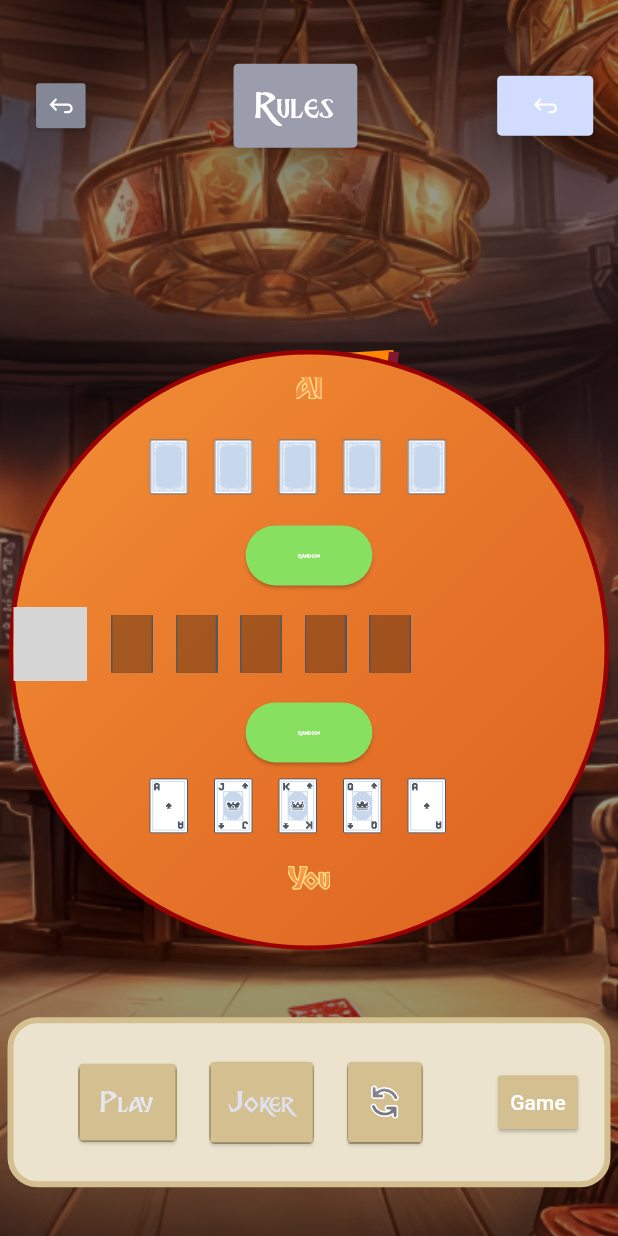
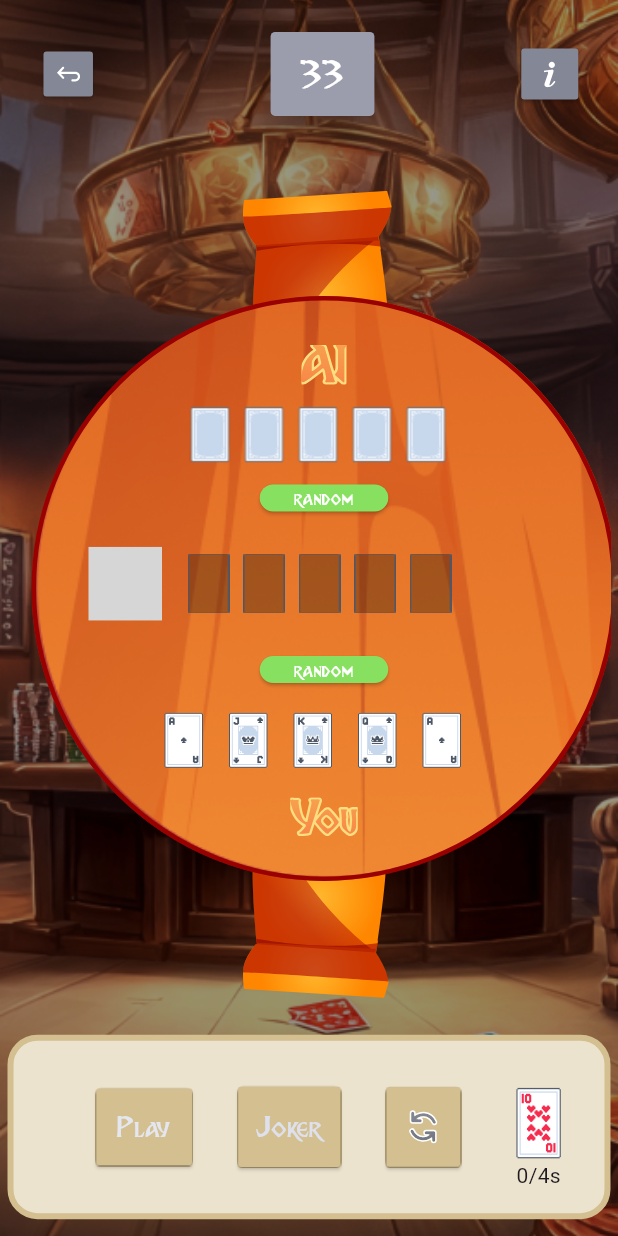
Before and after one commit to Sadeem-Asim/JokerBattle, a Flutter app: the GameScreen screen opened by its route, on a phone screen of 412 x 824 dp. Run offline on Flutter 3.47's test engine with Material 3 defaults, Android fonts, the phone set to English and light mode, and no system bars; our stand-ins replace flutter_svg; grey boxes are pictures that could not be loaded.

Commit message:
kaddooo completed

```diff
--- a/lib/screens/Game/game_screen.dart
+++ b/lib/screens/Game/game_screen.dart
@@ -46,7 +46,6 @@ class _GameScreenState extends State<GameScreen> {
       'card_back.png',
       'card_back.png',
       'card_back.png',
-
     ];
 
     final List<String> secondCardData = [
@@ -55,7 +54,6 @@ class _GameScreenState extends State<GameScreen> {
       'transparent.png',
       'transparent.png',
       'transparent.png',
-
     ];
 
     final List<String> ThirdCardData = [
@@ -78,25 +76,17 @@ class _GameScreenState extends State<GameScreen> {
         ),
       );
     }
+
     return Scaffold(
         backgroundColor: const Color.fromARGB(255, 0, 207, 149),
-        body:
-         Container(
+        body: Container(
             alignment: Alignment.center,
             padding: EdgeInsets.fromLTRB(5, 20, 5, 10),
             decoration: BoxDecoration(
                 image: DecorationImage(
                     image: const AssetImage('assets/images/background.png'),
                     fit: BoxFit.cover)),
-            child:
-            Column(
-
-
-
-
-
-
-
+            child: Column(
               mainAxisAlignment: MainAxisAlignment.spaceAround,
               children: [
                 Row(
@@ -141,35 +131,34 @@ class _GameScreenState extends State<GameScreen> {
                             borderRadius: BorderRadius.circular(3),
                           ),
                           padding: const EdgeInsets.symmetric(
-                              horizontal: 15, vertical: 10),
+                              horizontal: 20, vertical: 10),
                         ),
-                        child: const Text('Rules',
+                        child: const Text('33',
                             style: TextStyle(
                                 fontFamily: "BreatheFire",
                                 fontSize: 25,
                                 color: Colors.white)),
                       ),
-                      SizedBox(width: 7),
-                      const SizedBox(width: 17),
+
+                      const SizedBox(width: 27),
                       ElevatedButton(
                         onPressed: () {
                           _onButtonPressed(2);
                           // Navigator.pushNamed(context, '/');
                         },
                         style: ElevatedButton.styleFrom(
-                          backgroundColor: _selectedButtonIndex == 2
-                              ? Color(0xFF9B9DAD)
-                              : Color.fromARGB(255, 210, 220, 255),
+                          minimumSize: const Size(6, 30),
+                          backgroundColor: Color(0xFF838796),
                           foregroundColor: Colors.white,
-                          elevation: 10,
+                          // elevation: 10,
                           shape: RoundedRectangleBorder(
-                            borderRadius: BorderRadius.circular(3),
+                            borderRadius: BorderRadius.circular(2),
                           ),
                           padding: const EdgeInsets.symmetric(
-                              horizontal: 15, vertical: 10),
+                              horizontal: 15, vertical: 8),
                         ),
                         child: SvgPicture.asset(
-                          'assets/images/backbutton.svg',
+                          'assets/images/info.svg',
                           fit: BoxFit.cover,
                           // width: 49,
                         ),
@@ -185,23 +174,30 @@ class _GameScreenState extends State<GameScreen> {
 
 
 
+                Container(
 
+                  height: 560,
+                  // decoration: BoxDecoration(
+                  //   // border: Border.all(
+                  //   //   color: const Color.fromARGB(255, 224, 221, 221), // Border color
+                  //   //   width: 0, // Border width
+                  //   // ),
+                  // ),
+                  child: Stack(children: [
+                    Positioned(
+                      right: 145,
+                      top:0,
 
-
-
-
-                Stack(
-                  children: [
-
-                   Positioned( right:140,child:SvgPicture.asset(
+                      child: SvgPicture.asset(
                         'assets/images/kadoo-head.svg',
 
-                    // fit: BoxFit.cover,
-                    // width: 49,
-                  ),),
+                        fit: BoxFit.cover,
+                        width: 100,
+                      ),
+                    ),
                     Positioned(
-                        // bottom: -70,
-                        right:130, // Adjust top position as needed
+                      bottom: 22,
+                      right: 147, // Adjust top position as needed
                       // right: 30,
                       child: SvgPicture.asset(
                         'assets/images/kadoo-tail.svg',
@@ -215,25 +211,34 @@ class _GameScreenState extends State<GameScreen> {
 
 
 
+                    //orange_circle
+                    Positioned(
 
-
-                    Container(
-                      height: 400,
-                      width: 400,
+                    top: 70,
+                    right:-4,
+                    child: Container(
+                        // alignment: Alignment.center,
+                          height: 390,
+                          width: 390,
                           // padding: EdgeInsets.all(170),
                           decoration: BoxDecoration(
+
+                            image: const DecorationImage(
+                                image: const AssetImage(
+                                    'assets/images/texture.png'),
+                                fit: BoxFit.fill),
                             border: Border.all(
                                 color: const Color.fromARGB(255, 153, 0, 0),
                                 width: 3.0),
-                        gradient: LinearGradient(
-                          colors: [
-                            Color(0xFFF39036),
-                            Color(0xFFE7762A),
-                            Color(0xFFDD6221)
-                          ],
-                          begin: Alignment.topLeft,
-                          end: Alignment.bottomRight,
-                        ),
+                            // gradient: LinearGradient(
+                            //   colors: [
+                            //     Color(0xFFF39036),
+                            //     Color(0xFFE7762A),
+                            //     Color(0xFFDD6221)
+                            //   ],
+                            //   begin: Alignment.topLeft,
+                            //   end: Alignment.bottomRight,
+                            // ),
 
                             // color: Color(0xFFF39036),
                             // border: Border.all(
@@ -247,6 +252,76 @@ class _GameScreenState extends State<GameScreen> {
                             //     fit: BoxFit.fill,
                             //   ),
                           ),
+                          child: Column(mainAxisAlignment: MainAxisAlignment.spaceAround,
+                            children: [
+
+
+
+
+
+
+
+
+                            SizedBox(
+                              height: 10,
+                            ),
+                            SvgPicture.asset(
+                              'assets/images/AI.svg',
+
+                              fit: BoxFit.cover,
+                              width: 30,
+                            ),
+
+                            SizedBox(
+                              height: 40,
+                              child: ListView.builder(
+                                shrinkWrap: true,
+                                scrollDirection: Axis.horizontal,
+                                itemCount: cardData.length,
+                                itemBuilder: (BuildContext context, int index) {
+                                  return Row(
+                                    children: [
+                                      Container(
+                                        width: 28,
+                                        height: 39,
+                                        decoration: BoxDecoration(
+                                          image: DecorationImage(
+                                            image: AssetImage(
+                                                'assets/images/${cardData[index]}'),
+                                            fit: BoxFit.cover,
+                                          ),
+                                        ),
+                                      ),
+                                      const SizedBox(
+                                        width: 8,
+                                      )
+                                    ],
+                                  );
+                                },
+                              ),
+                            ),
+                            SizedBox(
+                              height:18,
+                              child: ElevatedButton(
+                                  child: Text("random",
+                                      style: TextStyle(
+                                          color: Colors.white,
+                                          fontFamily: "BreatheFire",
+                                          fontSize: 14)),
+                                  onPressed: () {
+                                    // Handle button 1 press
+                                  },
+                                  style: ElevatedButton.styleFrom(
+                                      // elevation: 30,
+
+                                      //                 horizontal: 5, vertical: 12),
+                                      backgroundColor: Color(0xFF88E060),
+
+                                      // padding: EdgeInsets.zero,
+                                      padding: EdgeInsets.symmetric(
+                                          vertical:0 ,horizontal: 23)
+                                      )),
+                            ),
 
 
 
@@ -257,93 +332,23 @@ class _GameScreenState extends State<GameScreen> {
 
 
 
-
-
-
-
-
-
-
-
-
-
-
-
-
-                      child: Column(
-                      children: [
-                        SizedBox(height: 15,),
-                          SvgPicture.asset(
-                            'assets/images/AI.svg',
-
-                            // fit: BoxFit.cover,
-                            // width: 49,
-                          ),
-
-                        SizedBox(height: 10,width:10),
-                          SizedBox(height: 70,
-                            child: ListView.builder(
-                                shrinkWrap:true,
-                                scrollDirection: Axis.horizontal,
-                                itemCount: cardData.length,
-                                itemBuilder: (BuildContext context, int index) {
-                                  return  Row(
-                                    children: [
-                                      Container(
-                                        width: 28,
-                                        height: 39,
-                                        decoration: BoxDecoration(
-                                          image: DecorationImage(
-                                            image: AssetImage('assets/images/${cardData[index]}'),
-                                            fit: BoxFit.cover,
-                                          ),
-                                        ),
-                                      ),SizedBox(width:15,)
-                                    ],
-                                  );
-                                },
-
-                            ),
-                          ),
-
-
-
-
-
-                    ElevatedButton(
-                      child: Text("random",
-                                style: TextStyle(color: Colors.white,
-                                    fontFamily: "BreatheFire", fontSize: 5)),
-                          onPressed: () {
-                            // Handle button 1 press
-                          },
-
-                          style: ElevatedButton.styleFrom(
-                              // elevation: 30,
-
-                              //                 horizontal: 5, vertical: 12),
-                              backgroundColor: Color(0xFF88E060),
-
-                              // padding: EdgeInsets.zero,
-                              padding: EdgeInsets.symmetric(vertical:0,horizontal: 35)
-                              ))
-
-
-
-                              ,
-
                             Row(
                               // mainAxisAlignment: MainAxisAlignment.spaceAround,
                               children: [
+                                SizedBox(
+                                      width: 25,
+                                    ),
                                 Container(
+                                  margin: EdgeInsets.symmetric(vertical:0,horizontal: 10),
                                   child: SvgPicture.asset(
                                     'assets/images/threeRound.svg',
-
                                     fit: BoxFit.cover,
                                     width: 49,
                                   ),
                                 ),
-   SizedBox(width: 16,),
+                                const SizedBox(
+                                      width: 7,
+                                    ),
                                 SizedBox(
                                   height: 70,
                                   child: ListView.builder(
@@ -365,7 +370,7 @@ Row(
                                             ),
                                           ),
                                           SizedBox(
-                                        width: 15,
+                                            width: 9,
                                           )
                                         ],
                                       );
@@ -374,11 +379,15 @@ Row(
                                 ),
                               ],
                             ),
+                             SizedBox(
+                              height:18,
 
-                         ElevatedButton(
+                            child:ElevatedButton(
                                 child: Text("random",
                                     style: TextStyle(
-                                  color: Colors.white,  fontFamily: "BreatheFire", fontSize: 5)),
+                                        color: Colors.white,
+                                        fontFamily: "BreatheFire",
+                                        fontSize: 14)),
                                 onPressed: () {
                                   // Handle button 1 press
                                 },
@@ -390,9 +399,7 @@ Row(
 
                                     // padding: EdgeInsets.zero,
                                     padding: EdgeInsets.symmetric(
-                                    vertical: 0, horizontal: 35)))
-
-                               ,
+                                        vertical: 0, horizontal: 23)))),
 
 
 
@@ -426,19 +433,20 @@ Row(
                                 },
                               ),
                             ),
- SizedBox(
-                                    height: 15,
-                                  ),
+
                             SvgPicture.asset(
                               'assets/images/you.svg',
 
-                          // fit: BoxFit.cover,
-                          // width: 49,
+                              fit: BoxFit.cover,
+                              width: 45,
+                            ),
+                             const SizedBox(
+                                  height: 7,
+                                )
+                          ])),
                     ),
 
-                  ])
-                    ),
-                  ]
+                  ]),
                 ),
 
 
@@ -466,9 +474,8 @@ Row(
 
 
 
-
                 Container(
-                  padding: EdgeInsets.fromLTRB(3, 25, 7, 25),
+                  padding: EdgeInsets.fromLTRB(3, 15, 7, 15),
                   decoration: BoxDecoration(
                     color: Color(0xFFECE3CE),
                     border: Border.all(
@@ -482,11 +489,23 @@ Row(
                     //   fit: BoxFit.fill,
                     // ),
                   ),
+
+
+
+
+
+
+
+
+
+
+
                   child: Row(
-
                     mainAxisAlignment: MainAxisAlignment.spaceAround,
                     children: [
-                      SizedBox(width: 8,),
+                      SizedBox(
+                        width: 8,
+                      ),
                       Container(
                         decoration: BoxDecoration(
                             border: Border.all(
@@ -584,30 +603,40 @@ Row(
                           // ),
                         ),
                       ),
-                      SizedBox(width: 7),
-                      ElevatedButton(
-                          onPressed: () {
-                            Navigator.pop(context);
-                          },
-                          style: ElevatedButton.styleFrom(
-                            minimumSize: const Size(6, 30),
-                            backgroundColor: Color(0xFFD3BF8F),
-                            foregroundColor: Colors.white,
-                            // elevation: 10,
-                            shape: RoundedRectangleBorder(
-                              borderRadius: BorderRadius.circular(2),
+                      // SizedBox(width: 7),
+
+                      Column(
+                        children: [
+                               SizedBox(
+                            height: 15,
                           ),
-                            padding: const EdgeInsets.symmetric(
-                                horizontal: 8, vertical: 8),
+                          Container(
+
+
+                              decoration: BoxDecoration(
+                                  border: Border.all(
+                                    color: Colors.transparent,
                                   ),
-                          child: Text("Game")
-                          // width: 49,
+                                  image: const DecorationImage(
+                                      image: const AssetImage(
+                                          'assets/images/card_hearts_10.png'),
+                                      fit: BoxFit.fill)),
+                                      child:Text(""),
+                              width: 45,
+                              height:50
 
                               // ),
+                              ),
+                              Text("0/4s")
+                        ],
                       ),
                     ],
                   ),
                 )
+
+
+                ,
+
               ],
             ))
 
--- a/pubspec.yaml
+++ b/pubspec.yaml
@@ -114,6 +114,8 @@ flutter:
     - assets/images/transparent.png
     - assets/images/you.svg
     - assets/images/threeRound.svg
+    - assets/images/info.svg
+    - assets/images/texture.png
 
 
   # An image asset can refer to one or more resolution-specific "variants", see
```
Also changed, not shown: assets/images/info.svg (added), assets/images/texture.png (added). Lines whose indentation alone changed are shown as unchanged.
